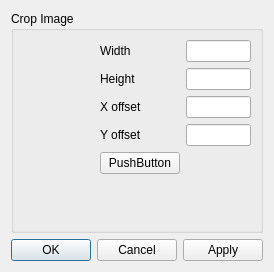
Before: the Qt Designer form src/gui/crop_dialog.ui in CervecerosCodigo/CCIMP, drawn with Qt 5.
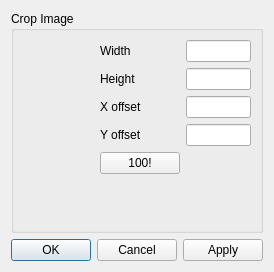
After: the same form once the commit is applied.

Commit message: Fikset kommunikasjon mellom crop dialog og mainwindow

Patch:
```diff
--- a/src/gui/crop_dialog.ui
+++ b/src/gui/crop_dialog.ui
@@ -87,7 +87,7 @@
           <item row="4" column="0">
            <widget class="QPushButton" name="pushButton">
             <property name="text">
-             <string>PushButton</string>
+             <string>100!</string>
             </property>
            </widget>
           </item>
```
Left out of the diff: 2 changed lines with no effect on the pictures. The commit also changes 6 other files.
